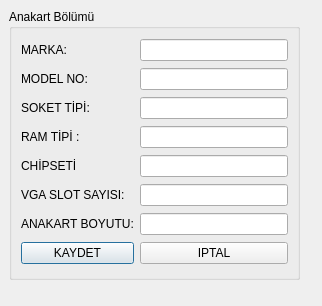
First picture: the form in UI/VeriFormlari/tmoyenianakarttanimlamaformu.ui, repository onur35iii/TeknolojiMarketiOtomasyonu, before the edit.
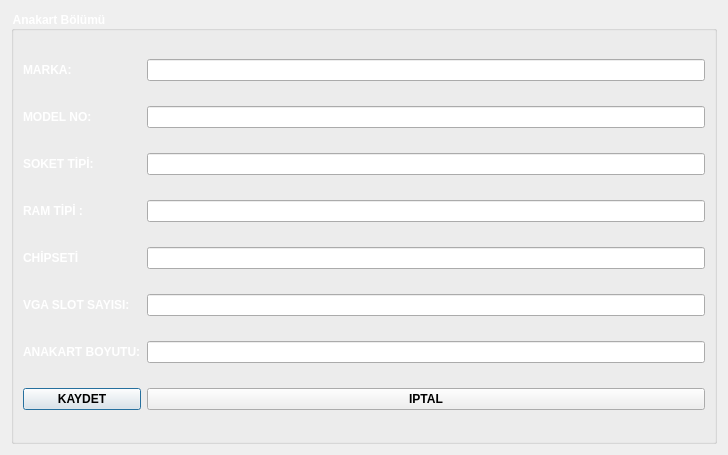
Second picture: the form after the edit. Icons and pictures are not drawn.

The edit to the form file:
```diff
--- a/UI/VeriFormlari/tmoyenianakarttanimlamaformu.ui
+++ b/UI/VeriFormlari/tmoyenianakarttanimlamaformu.ui
@@ -6,21 +6,48 @@
    <rect>
     <x>0</x>
     <y>0</y>
-    <width>322</width>
-    <height>306</height>
+    <width>728</width>
+    <height>455</height>
    </rect>
   </property>
+  <property name="minimumSize">
+   <size>
+    <width>728</width>
+    <height>455</height>
+   </size>
+  </property>
+  <property name="maximumSize">
+   <size>
+    <width>728</width>
+    <height>455</height>
+   </size>
+  </property>
   <property name="windowTitle">
    <string>Dialog</string>
   </property>
+  <property name="styleSheet">
+   <string notr="true">TMOYeniAnakartTanimlamaFormu{
+background-image: url(:/resimler/anakart.jpg);
+
+
+
+}QLabel {
+   font:Bold; 
+   color: #ffffff;
+}
+QGroupBox {
+    font:Bold;
+color: #ffffff;
+}
+QPushButton{font:Bold;}
+</string>
+  </property>
+  <layout class="QGridLayout" name="gridLayout_2">
+   <item row="0" column="0">
   <widget class="QGroupBox" name="GBAnakartBolumu">
-   <property name="geometry">
-    <rect>
-     <x>9</x>
-     <y>9</y>
-     <width>291</width>
-     <height>271</height>
-    </rect>
+     <property name="styleSheet">
+      <string notr="true">font-color{color.white;}
+	</string>
    </property>
    <property name="title">
     <string>Anakart Bölümü</string>
@@ -28,6 +55,130 @@
    <layout class="QGridLayout" name="gridLayout">
     <item row="0" column="0">
      <widget class="QLabel" name="LMarka">
+        <property name="palette">
+         <palette>
+          <active>
+           <colorrole role="WindowText">
+            <brush brushstyle="SolidPattern">
+             <color alpha="255">
+              <red>255</red>
+              <green>255</green>
+              <blue>255</blue>
+             </color>
+            </brush>
+           </colorrole>
+           <colorrole role="Text">
+            <brush brushstyle="SolidPattern">
+             <color alpha="255">
+              <red>255</red>
+              <green>255</green>
+              <blue>255</blue>
+             </color>
+            </brush>
+           </colorrole>
+           <colorrole role="ButtonText">
+            <brush brushstyle="SolidPattern">
+             <color alpha="255">
+              <red>255</red>
+              <green>255</green>
+              <blue>255</blue>
+             </color>
+            </brush>
+           </colorrole>
+           <colorrole role="PlaceholderText">
+            <brush brushstyle="NoBrush">
+             <color alpha="128">
+              <red>255</red>
+              <green>255</green>
+              <blue>255</blue>
+             </color>
+            </brush>
+           </colorrole>
+          </active>
+          <inactive>
+           <colorrole role="WindowText">
+            <brush brushstyle="SolidPattern">
+             <color alpha="255">
+              <red>255</red>
+              <green>255</green>
+              <blue>255</blue>
+             </color>
+            </brush>
+           </colorrole>
+           <colorrole role="Text">
+            <brush brushstyle="SolidPattern">
+             <color alpha="255">
+              <red>255</red>
+              <green>255</green>
+              <blue>255</blue>
+             </color>
+            </brush>
+           </colorrole>
+           <colorrole role="ButtonText">
+            <brush brushstyle="SolidPattern">
+             <color alpha="255">
+              <red>255</red>
+              <green>255</green>
+              <blue>255</blue>
+             </color>
+            </brush>
+           </colorrole>
+           <colorrole role="PlaceholderText">
+            <brush brushstyle="NoBrush">
+             <color alpha="128">
+              <red>255</red>
+              <green>255</green>
+              <blue>255</blue>
+             </color>
+            </brush>
+           </colorrole>
+          </inactive>
+          <disabled>
+           <colorrole role="WindowText">
+            <brush brushstyle="SolidPattern">
+             <color alpha="255">
+              <red>255</red>
+              <green>255</green>
+              <blue>255</blue>
+             </color>
+            </brush>
+           </colorrole>
+           <colorrole role="Text">
+            <brush brushstyle="SolidPattern">
+             <color alpha="255">
+              <red>255</red>
+              <green>255</green>
+              <blue>255</blue>
+             </color>
+            </brush>
+           </colorrole>
+           <colorrole role="ButtonText">
+            <brush brushstyle="SolidPattern">
+             <color alpha="255">
+              <red>255</red>
+              <green>255</green>
+              <blue>255</blue>
+             </color>
+            </brush>
+           </colorrole>
+           <colorrole role="PlaceholderText">
+            <brush brushstyle="NoBrush">
+             <color alpha="128">
+              <red>255</red>
+              <green>255</green>
+              <blue>255</blue>
+             </color>
+            </brush>
+           </colorrole>
+          </disabled>
+         </palette>
+        </property>
+        <property name="autoFillBackground">
+         <bool>false</bool>
+        </property>
+        <property name="inputMethodHints">
+         <set>Qt::ImhNone</set>
+        </property>
       <property name="text">
        <string>MARKA:</string>
       </property>
@@ -133,6 +284,8 @@
     </item>
    </layout>
   </widget>
+   </item>
+  </layout>
  </widget>
  <tabstops>
   <tabstop>LEMarka</tabstop>
```
Left out of the diff: 6 changed lines with no effect on the pictures. Lines whose indentation alone changed are shown as unchanged.
